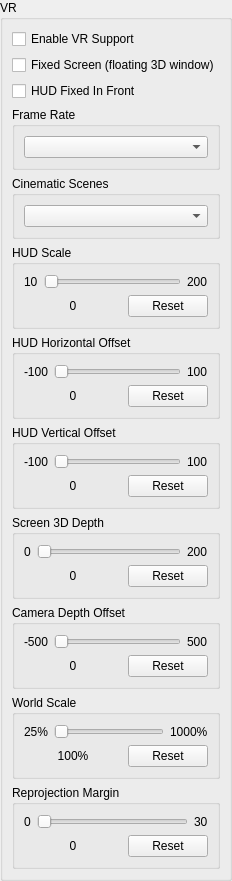
hookmanuk/rpcs3, file rpcs3/rpcs3qt/vr_settings_widget.ui: the form before one commit.
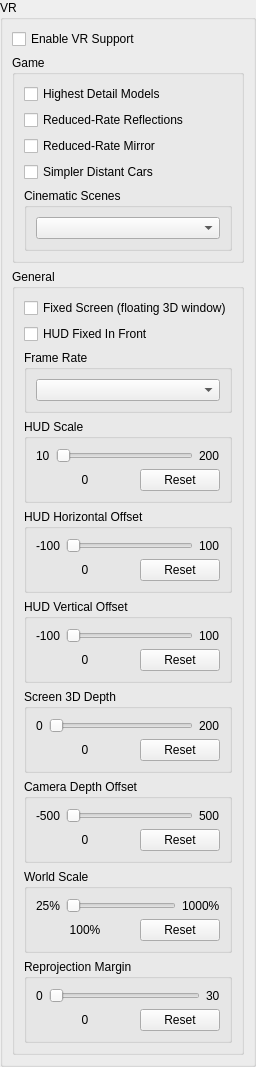
The form after the commit.

Commit message:
VR: game options section, Highest Detail Models (MotorStorm LOD)
- Profile key option_f32: a patch word written each frame from a VR setting.
- VR setting Highest Detail Models (default on, live): MotorStorm patch
  holds the game's LOD bias at -8 (min with the game's value).
- Settings dialog and home menu: the game's own options (profile rules
  tagged option, cinematic scenes) in a Game section first, the rest
  under General.

```diff
--- a/rpcs3/rpcs3qt/vr_settings_widget.ui
+++ b/rpcs3/rpcs3qt/vr_settings_widget.ui
@@ -29,6 +29,61 @@
           </widget>
          </item>
          <item>
+          <widget class="QGroupBox" name="gb_vrGame">
+           <property name="title">
+            <string>Game</string>
+           </property>
+           <layout class="QVBoxLayout" name="gb_vrGame_layout">
+            <item>
+             <widget class="QCheckBox" name="vrHighestDetailModels">
+              <property name="text">
+               <string>Highest Detail Models</string>
+              </property>
+             </widget>
+            </item>
+            <item>
+             <widget class="QCheckBox" name="vrReducedRateReflections">
+              <property name="text">
+               <string>Reduced-Rate Reflections</string>
+              </property>
+             </widget>
+            </item>
+            <item>
+             <widget class="QCheckBox" name="vrReducedRateMirror">
+              <property name="text">
+               <string>Reduced-Rate Mirror</string>
+              </property>
+             </widget>
+            </item>
+            <item>
+             <widget class="QCheckBox" name="vrSimplerDistantCars">
+              <property name="text">
+               <string>Simpler Distant Cars</string>
+              </property>
+             </widget>
+            </item>
+            <item>
+             <widget class="QGroupBox" name="gb_vrCinematicScenes">
+              <property name="title">
+               <string>Cinematic Scenes</string>
+              </property>
+              <layout class="QVBoxLayout" name="gb_vrCinematicScenes_layout">
+               <item>
+                <widget class="QComboBox" name="vrCinematicScenes"/>
+               </item>
+              </layout>
+             </widget>
+            </item>
+           </layout>
+          </widget>
+         </item>
+         <item>
+          <widget class="QGroupBox" name="gb_vrGeneral">
+           <property name="title">
+            <string>General</string>
+           </property>
+           <layout class="QVBoxLayout" name="gb_vrGeneral_layout">
+         <item>
           <widget class="QCheckBox" name="vrFixedScreen">
            <property name="text">
             <string>Fixed Screen (floating 3D window)</string>
@@ -54,18 +109,6 @@
            </layout>
           </widget>
          </item>
-         <item>
-          <widget class="QGroupBox" name="gb_vrCinematicScenes">
-           <property name="title">
-            <string>Cinematic Scenes</string>
-           </property>
-           <layout class="QVBoxLayout" name="gb_vrCinematicScenes_layout">
-            <item>
-             <widget class="QComboBox" name="vrCinematicScenes"/>
-            </item>
-           </layout>
-          </widget>
-         </item>
          <item>
           <widget class="QGroupBox" name="gb_vrHudScale">
            <property name="title">
@@ -448,6 +491,9 @@
               </item>
              </layout>
             </item>
+           </layout>
+          </widget>
+         </item>
            </layout>
           </widget>
          </item>
```
The commit also changes 13 other files.
